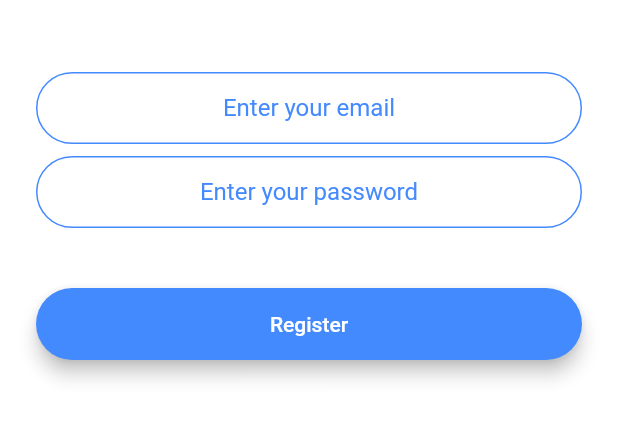
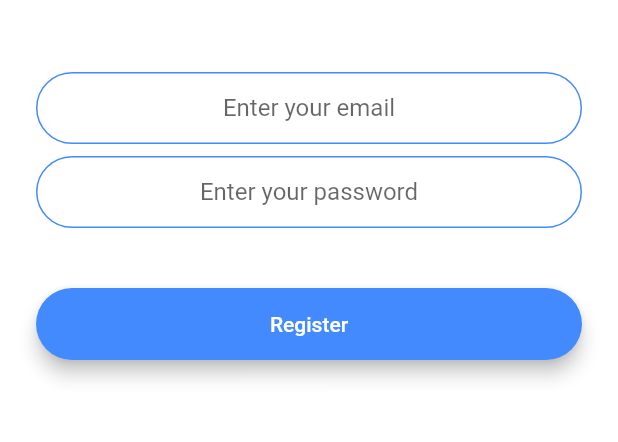
Before and after one commit to kosbaship/chatting, a Flutter app: the RegistrationScreen screen opened by its route, on a phone screen of 412 x 824 dp, the part 576-1018 px from its top. Run offline on Flutter 3.47's test engine with Material 2 defaults, Android fonts, the phone set to English and light mode, and no system bars; our stand-ins replace animated_text_kit, cloud_firestore, firebase_auth, firebase_core, modal_progress_hud; accounts and stored records are empty.

```diff
--- a/lib/constants.dart
+++ b/lib/constants.dart
@@ -21,9 +21,6 @@ const kMessageContainerDecoration = BoxDecoration(
 
 const kTextFieldDecoration  = InputDecoration(
   hintText: 'Enter your value',
-  hintStyle: TextStyle(
-    color: Colors.blueAccent
-  ),
   contentPadding:
   EdgeInsets.symmetric(vertical: 10.0, horizontal: 20.0),
   border: OutlineInputBorder(
```
Also changed, not shown: lib/screens/chat_screen.dart (+9 -17 lines).
